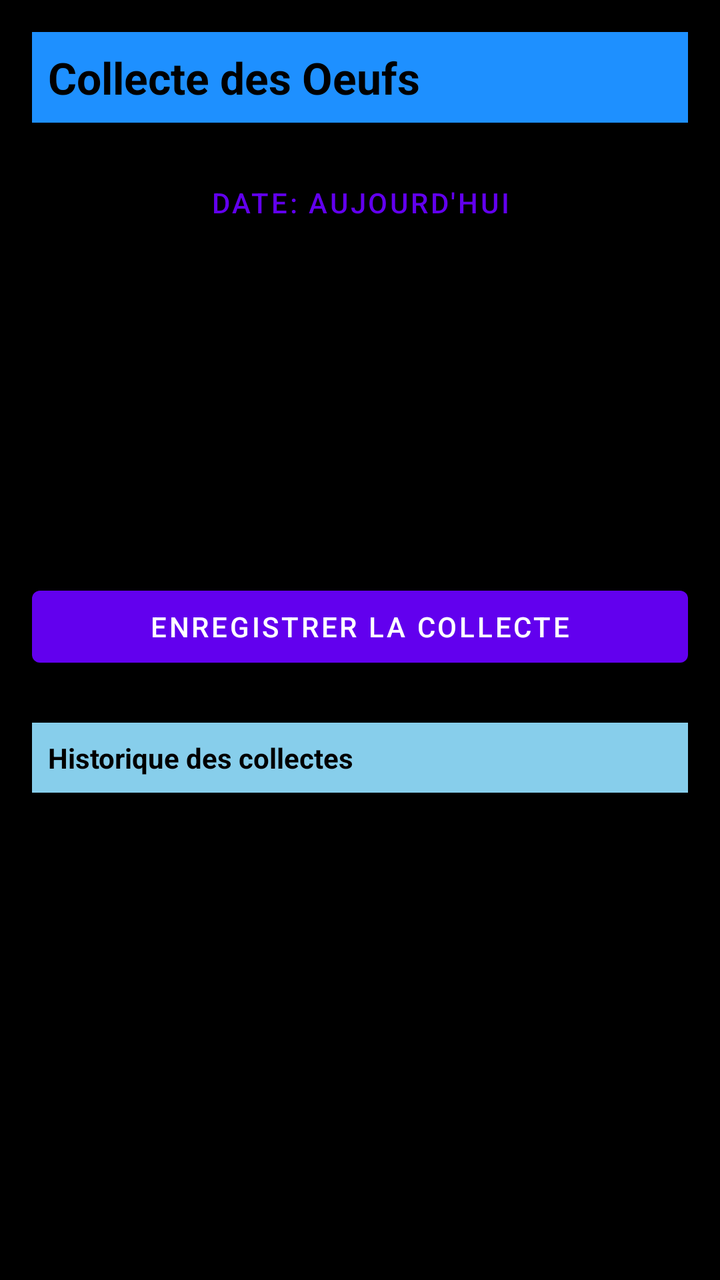
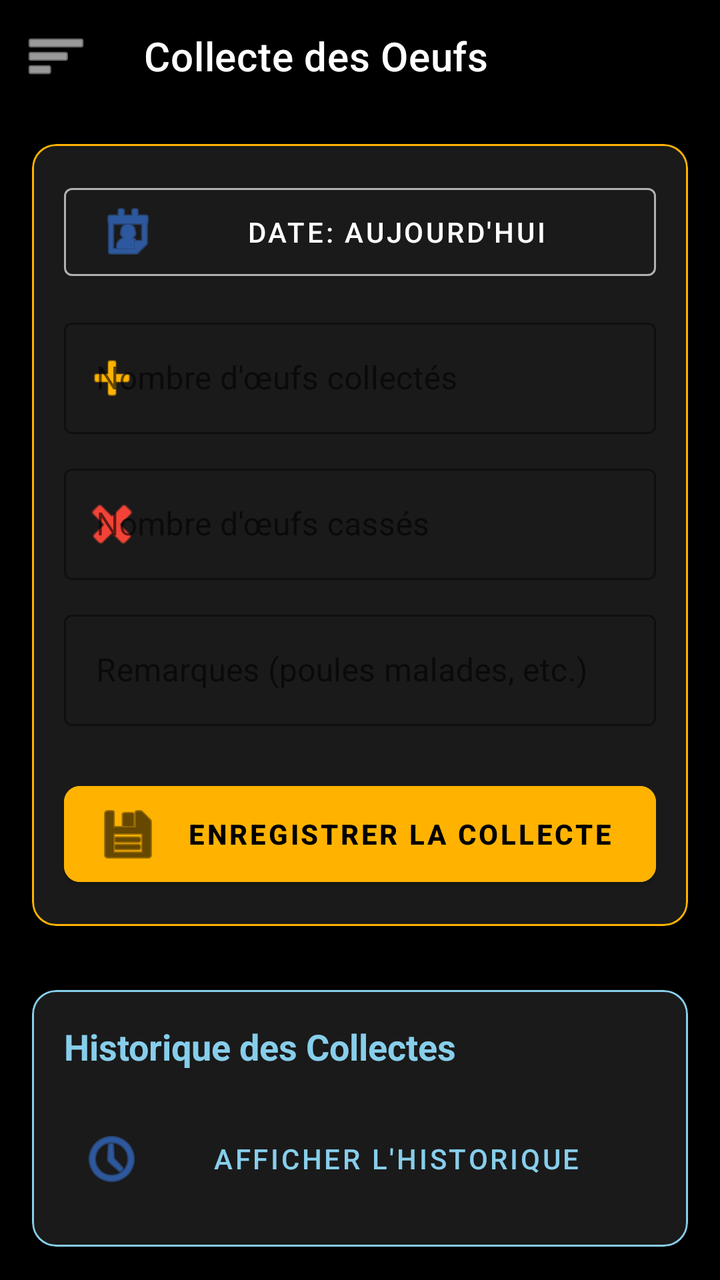

Two renders of the same Android screen: before a commit and after it. Below are the layout's source before the change and the commit's diff.
<!-- AndroidManifest.xml: application theme Theme.Poulailler_copilot -->
<!-- res/layout/activity_agent.xml -->
<?xml version="1.0" encoding="utf-8"?>
<LinearLayout xmlns:android="http://schemas.android.com/apk/res/android"
    android:orientation="vertical"
    android:padding="16dp"
    android:layout_width="match_parent"
    android:layout_height="match_parent">

    <TextView
        android:id="@+id/tvPageTitle"
        android:text="Collecte des Oeufs"
        android:textStyle="bold"
        android:textSize="22sp"
        android:layout_width="match_parent"
        android:layout_height="wrap_content"
        android:layout_marginBottom="16dp"
        android:background="#1E90FF"
        android:padding="8dp"
        android:textColor="#000000"/>

    <Button
        android:id="@+id/btnSelectDate"
        android:layout_width="match_parent"
        android:layout_height="wrap_content"
        android:text="Date: Aujourd'hui"
        style="@style/Widget.MaterialComponents.Button.OutlinedButton"/>

    <EditText
        android:id="@+id/etEggsCount"
        android:hint="Nombre d'œufs collectés"
        android:inputType="number"
        android:layout_width="match_parent"
        android:layout_height="wrap_content"
        android:layout_marginTop="8dp"/>

    <EditText
        android:id="@+id/etBrokenEggsCount"
        android:hint="Nombre d'œufs cassés"
        android:inputType="number"
        android:layout_width="match_parent"
        android:layout_height="wrap_content"
        android:layout_marginTop="8dp"/>

    <EditText
        android:id="@+id/etRemarks"
        android:hint="Remarques (poules malades, etc.)"
        android:layout_width="match_parent"
        android:layout_height="wrap_content"
        android:layout_marginTop="8dp"/>

    <Button
        android:id="@+id/btnAddEntry"
        android:text="Enregistrer la collecte"
        android:layout_width="match_parent"
        android:layout_height="wrap_content"
        android:layout_marginTop="16dp"/>

    <TextView
        android:id="@+id/tvHistoryTitle"
        android:text="Historique des collectes"
        android:textStyle="bold"
        android:layout_marginTop="24dp"
        android:layout_width="match_parent"
        android:layout_height="wrap_content"
        android:background="#87CEEB"
        android:padding="8dp"
        android:textColor="#000000"/>

    <ListView
        android:id="@+id/lvEntries"
        android:layout_width="match_parent"
        android:layout_height="0dp"
        android:layout_weight="1"
        android:layout_marginTop="8dp"/>

</LinearLayout>
<!-- resources referenced by this layout -->
<resources>
  <style name="Theme.Poulailler_copilot" parent="Theme.MaterialComponents.DayNight.NoActionBar">
          
          <item name="colorPrimary">@color/purple_500</item>
          <item name="colorPrimaryVariant">@color/purple_700</item>
          <item name="colorOnPrimary">@color/white</item>
          
          <item name="colorSecondary">@color/teal_200</item>
          <item name="colorSecondaryVariant">@color/teal_700</item>
          <item name="colorOnSecondary">@color/black</item>
  
          
          <item name="android:windowBackground">@color/black</item>
  
          
          <item name="android:statusBarColor">?attr/colorPrimaryVariant</item>
      </style>
  <color name="purple_500">#FF6200EE</color>
  <color name="purple_700">#FF3700B3</color>
  <color name="white">#FFFFFFFF</color>
  <color name="teal_200">#FF03DAC5</color>
  <color name="teal_700">#FF018786</color>
  <color name="black">#FF000000</color>
</resources>

<!-- the commit's change to res/layout/activity_agent.xml (unified diff, before → after) -->
@@ -1,75 +1,218 @@
+<?xml version="1.0" encoding="utf-8"?>
+<androidx.drawerlayout.widget.DrawerLayout xmlns:android="http://schemas.android.com/apk/res/android"
+    xmlns:app="http://schemas.android.com/apk/res-auto"
+    android:id="@+id/drawerLayout"
+    android:layout_width="match_parent"
+    android:layout_height="match_parent"
+    android:background="@color/black">
+
+    <androidx.coordinatorlayout.widget.CoordinatorLayout
+        android:layout_width="match_parent"
+        android:layout_height="match_parent">
+
+        <com.google.android.material.appbar.AppBarLayout
+            android:layout_width="match_parent"
+            android:layout_height="wrap_content"
+            android:background="@color/black">
+            <com.google.android.material.appbar.MaterialToolbar
+                android:id="@+id/toolbar"
+                android:layout_width="match_parent"
+                android:layout_height="?attr/actionBarSize"
+                app:title="Collecte des Oeufs"
+                app:titleTextColor="@color/white"
+                app:navigationIcon="@android:drawable/ic_menu_sort_by_size"
+                app:navigationIconTint="@color/white" />
+        </com.google.android.material.appbar.AppBarLayout>
+
+        <ScrollView
+            android:layout_width="match_parent"
+            android:layout_height="match_parent"
+            app:layout_behavior="@string/appbar_scrolling_view_behavior">
+
+            <LinearLayout
+                android:layout_width="match_parent"
+                android:layout_height="wrap_content"
+                android:orientation="vertical"
+                android:padding="16dp">
+
+                <com.google.android.material.card.MaterialCardView
+                    android:layout_width="match_parent"
+                    android:layout_height="wrap_content"
+                    app:cardBackgroundColor="#1A1A1A"
+                    app:cardCornerRadius="12dp"
+                    app:strokeColor="#FFB300"
+                    app:strokeWidth="1dp">
+
+                    <LinearLayout
+                        android:layout_width="match_parent"
+                        android:layout_height="wrap_content"
+                        android:orientation="vertical"
+                        android:padding="16dp">
+
+                        <com.google.android.material.button.MaterialButton
+                            android:id="@+id/btnSelectDate"
+                            android:layout_width="match_parent"
+                            android:layout_height="56dp"
+                            android:text="Date: Aujourd'hui"
+                            style="@style/Widget.MaterialComponents.Button.OutlinedButton"
+                            android:textColor="@color/white"
+                            app:strokeColor="#B0B0B0"
+                            app:icon="@android:drawable/ic_menu_my_calendar"
+                            android:layout_marginBottom="12dp"/>
+
+                        <com.google.android.material.textfield.TextInputLayout
+                            android:layout_width="match_parent"
+                            android:layout_height="wrap_content"
+                            android:hint="Nombre d'œufs collectés"
+                            style="@style/Widget.MaterialComponents.TextInputLayout.OutlinedBox"
+                            android:layout_marginBottom="12dp"
+                            app:hintTextColor="#B0B0B0"
+                            app:boxStrokeColor="#FFB300"
+                            app:startIconDrawable="@android:drawable/ic_input_add"
+                            app:startIconTint="#FFB300">
+                            <com.google.android.material.textfield.TextInputEditText
+                                android:id="@+id/etEggsCount"
+                                android:layout_width="match_parent"
+                                android:layout_height="wrap_content"
+                                android:inputType="number"
+                                android:textColor="@color/white" />
+                        </com.google.android.material.textfield.TextInputLayout>
+
+                        <com.google.android.material.textfield.TextInputLayout
+                            android:layout_width="match_parent"
+                            android:layout_height="wrap_content"
+                            android:hint="Nombre d'œufs cassés"
+                            style="@style/Widget.MaterialComponents.TextInputLayout.OutlinedBox"
+                            android:layout_marginBottom="12dp"
+                            app:hintTextColor="#B0B0B0"
+                            app:boxStrokeColor="#FFB300"
+                            app:startIconDrawable="@android:drawable/ic_delete"
+                            app:startIconTint="#F44336">
+                            <com.google.android.material.textfield.TextInputEditText
+                                android:id="@+id/etBrokenEggsCount"
+                                android:layout_width="match_parent"
+                                android:layout_height="wrap_content"
+                                android:inputType="number"
+                                android:textColor="@color/white" />
+                        </com.google.android.material.textfield.TextInputLayout>
+
+                        <com.google.android.material.textfield.TextInputLayout
+                            android:layout_width="match_parent"
+                            android:layout_height="wrap_content"
+                            android:hint="Remarques (poules malades, etc.)"
+                            style="@style/Widget.MaterialComponents.TextInputLayout.OutlinedBox"
+                            android:layout_marginBottom="24dp"
+                            app:hintTextColor="#B0B0B0"
+                            app:boxStrokeColor="#FFB300">
+                            <com.google.android.material.textfield.TextInputEditText
+                                android:id="@+id/etRemarks"
+                                android:layout_width="match_parent"
+                                android:layout_height="wrap_content"
+                                android:textColor="@color/white" />
+                        </com.google.android.material.textfield.TextInputLayout>
+
+                        <com.google.android.material.button.MaterialButton
+                            android:id="@+id/btnAddEntry"
+                            android:layout_width="match_parent"
+                            android:layout_height="60dp"
+                            android:text="ENREGISTRER LA COLLECTE"
+                            android:backgroundTint="#FFB300"
+                            android:textColor="#000000"
+                            android:textStyle="bold"
+                            app:cornerRadius="8dp"
+                            app:icon="@android:drawable/ic_menu_save"
+                            app:iconTint="#000000"/>
+                    </LinearLayout>
+                </com.google.android.material.card.MaterialCardView>
+
+                
+                <com.google.android.material.card.MaterialCardView
+                    android:layout_width="match_parent"
+                    android:layout_height="wrap_content"
+                    android:layout_marginTop="32dp"
+                    app:cardBackgroundColor="#1A1A1A"
+                    app:cardCornerRadius="12dp"
+                    app:strokeColor="#87CEEB"
+                    app:strokeWidth="1dp">
+
+                    <LinearLayout
+                        android:layout_width="match_parent"
+                        android:layout_height="wrap_content"
+                        android:orientation="vertical"
+                        android:padding="16dp">
+
+                        <TextView
+                            android:layout_width="match_parent"
+                            android:layout_height="wrap_content"
+                            android:text="Historique des Collectes"
+                            android:textSize="18sp"
+                            android:textStyle="bold"
+                            android:textColor="#87CEEB"
+                            android:layout_marginBottom="16dp"/>
+
+                        <com.google.android.material.button.MaterialButton
+                            android:id="@+id/btnViewCollectionHistory"
+                            android:layout_width="match_parent"
+                            android:layout_height="56dp"
+                            android:text="AFFICHER L'HISTORIQUE"
+                            app:cornerRadius="8dp"
+                            app:icon="@android:drawable/ic_menu_recent_history"
+                            style="@style/Widget.MaterialComponents.Button.TextButton"
+                            android:textColor="#87CEEB"/>
+                    </LinearLayout>
+                </com.google.android.material.card.MaterialCardView>
+
+                
+                <ListView android:id="@+id/lvEntries" android:layout_width="0dp" android:layout_height="0dp" android:visibility="gone"/>
+
+            </LinearLayout>
+        </ScrollView>
+    </androidx.coordinatorlayout.widget.CoordinatorLayout>
+
+    <com.google.android.material.navigation.NavigationView
+        android:id="@+id/navigationView"
+        android:layout_width="wrap_content"
+        android:layout_height="match_parent"
+        android:layout_gravity="start"
+        app:headerLayout="@layout/nav_header"
+        app:itemIconTint="@color/accent_blue"
+        app:itemTextColor="@color/white"
+        app:menu="@menu/drawer_menu" />
+
+</androidx.drawerlayout.widget.DrawerLayout>
+<!-- res/layout/nav_header.xml (included above) -->
 <?xml version="1.0" encoding="utf-8"?>
 <LinearLayout xmlns:android="http://schemas.android.com/apk/res/android"
+    android:layout_width="match_parent"
+    android:layout_height="180dp"
+    android:background="#FFB300"
+    android:gravity="bottom"
     android:orientation="vertical"
     android:padding="16dp"
-    android:layout_width="match_parent"
-    android:layout_height="match_parent">
+    android:theme="@style/ThemeOverlay.AppCompat.Dark">
+
+    <ImageView
+        android:layout_width="64dp"
+        android:layout_height="64dp"
+        android:src="@drawable/poule_pondeuse"
+        android:scaleType="centerCrop"
+        android:contentDescription="Photo de profil" />
 
     <TextView
-        android:id="@+id/tvPageTitle"
-        android:text="Collecte des Oeufs"
-        android:textStyle="bold"
-        android:textSize="22sp"
+        android:id="@+id/tvUsername"
         android:layout_width="match_parent"
         android:layout_height="wrap_content"
-        android:layout_marginBottom="16dp"
-        android:background="#1E90FF"
-        android:padding="8dp"
-        android:textColor="#000000"/>
-
-    <Button
-        android:id="@+id/btnSelectDate"
-        android:layout_width="match_parent"
+        android:paddingTop="8dp"
+        android:text="Chargement..."
+        android:textAppearance="@style/TextAppearance.AppCompat.Body1"
+        android:textSize="18sp"
+        android:textStyle="bold" />
+
+    <TextView
+        android:id="@+id/tvUserRole"
+        android:layout_width="wrap_content"
         android:layout_height="wrap_content"
-        android:text="Date: Aujourd'hui"
-        style="@style/Widget.MaterialComponents.Button.OutlinedButton"/>
-
-    <EditText
-        android:id="@+id/etEggsCount"
-        android:hint="Nombre d'œufs collectés"
-        android:inputType="number"
-        android:layout_width="match_parent"
-        android:layout_height="wrap_content"
-        android:layout_marginTop="8dp"/>
-
-    <EditText
-        android:id="@+id/etBrokenEggsCount"
-        android:hint="Nombre d'œufs cassés"
-        android:inputType="number"
-        android:layout_width="match_parent"
-        android:layout_height="wrap_content"
-        android:layout_marginTop="8dp"/>
-
-    <EditText
-        android:id="@+id/etRemarks"
-        android:hint="Remarques (poules malades, etc.)"
-        android:layout_width="match_parent"
-        android:layout_height="wrap_content"
-        android:layout_marginTop="8dp"/>
-
-    <Button
-        android:id="@+id/btnAddEntry"
-        android:text="Enregistrer la collecte"
-        android:layout_width="match_parent"
-        android:layout_height="wrap_content"
-        android:layout_marginTop="16dp"/>
-
-    <TextView
-        android:id="@+id/tvHistoryTitle"
-        android:text="Historique des collectes"
-        android:textStyle="bold"
-        android:layout_marginTop="24dp"
-        android:layout_width="match_parent"
-        android:layout_height="wrap_content"
-        android:background="#87CEEB"
-        android:padding="8dp"
-        android:textColor="#000000"/>
-
-    <ListView
-        android:id="@+id/lvEntries"
-        android:layout_width="match_parent"
-        android:layout_height="0dp"
-        android:layout_weight="1"
-        android:layout_marginTop="8dp"/>
-
+        android:text="Rôle"
+        android:alpha="0.8"
+        android:textSize="14sp" />
 </LinearLayout>
<!-- resource entries referenced after the edit -->
@@ -1,26 +1,46 @@
 <!-- resources referenced by this layout -->
 <resources>
+  <color name="accent_blue">#60A5FA</color>
   <style name="Theme.Poulailler_copilot" parent="Theme.MaterialComponents.DayNight.NoActionBar">
           
-          <item name="colorPrimary">@color/purple_500</item>
-          <item name="colorPrimaryVariant">@color/purple_700</item>
+          <item name="colorPrimary">@color/primary</item>
+          <item name="colorPrimaryVariant">@color/primary_variant</item>
           <item name="colorOnPrimary">@color/white</item>
-          
-          <item name="colorSecondary">@color/teal_200</item>
-          <item name="colorSecondaryVariant">@color/teal_700</item>
-          <item name="colorOnSecondary">@color/black</item>
   
           
-          <item name="android:windowBackground">@color/black</item>
+          <item name="colorSecondary">@color/secondary</item>
+          <item name="colorSecondaryVariant">@color/secondary_variant</item>
+          <item name="colorOnSecondary">@color/white</item>
+  
+          
+          <item name="android:windowBackground">@color/background</item>
+          <item name="backgroundColor">@color/background</item>
   
           
           <item name="android:statusBarColor">?attr/colorPrimaryVariant</item>
+  
+          
+          <item name="materialCardViewStyle">@style/Widget.App.CardView</item>
+          <item name="shapeAppearanceLargeComponent">@style/ShapeAppearance.App.LargeComponent</item>
       </style>
-  <color name="purple_500">#FF6200EE</color>
-  <color name="purple_700">#FF3700B3</color>
+  <color name="primary">#3B82F6</color>
+  <color name="primary_variant">#2563EB</color>
+  <color name="secondary">#10B981</color>
+  <color name="secondary_variant">#059669</color>
+  <color name="background">#000000</color>
+  <style name="Widget.App.CardView" parent="Widget.MaterialComponents.CardView">
+          <item name="cardElevation">2dp</item>
+          <item name="cardCornerRadius">16dp</item>
+          <item name="cardBackgroundColor">@color/surface</item>
+          <item name="strokeWidth">0dp</item>
+      </style>
+  <style name="ShapeAppearance.App.LargeComponent" parent="ShapeAppearance.MaterialComponents.LargeComponent">
+          <item name="cornerFamily">rounded</item>
+          <item name="cornerSize">16dp</item>
+      </style>
+  <color name="surface">#111827</color>
   <color name="white">#FFFFFFFF</color>
-  <color name="teal_200">#FF03DAC5</color>
-  <color name="teal_700">#FF018786</color>
+  <!-- drawable poule_pondeuse: jpg bitmap (drawable, 10631 bytes) -->
   <color name="black">#FF000000</color>
 </resources>
 
